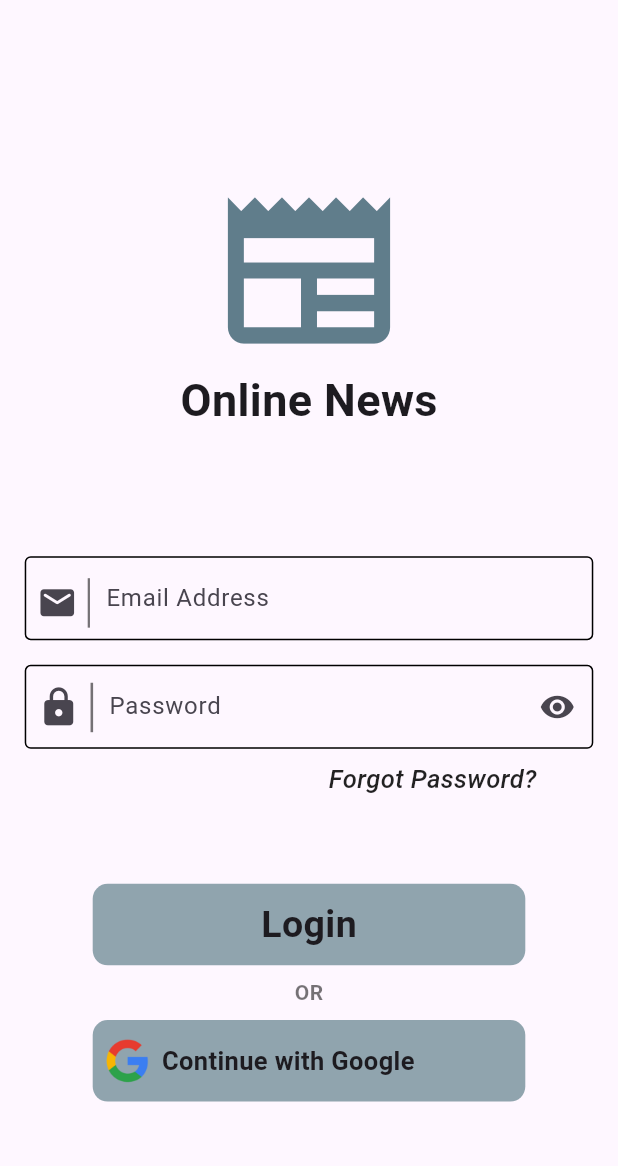
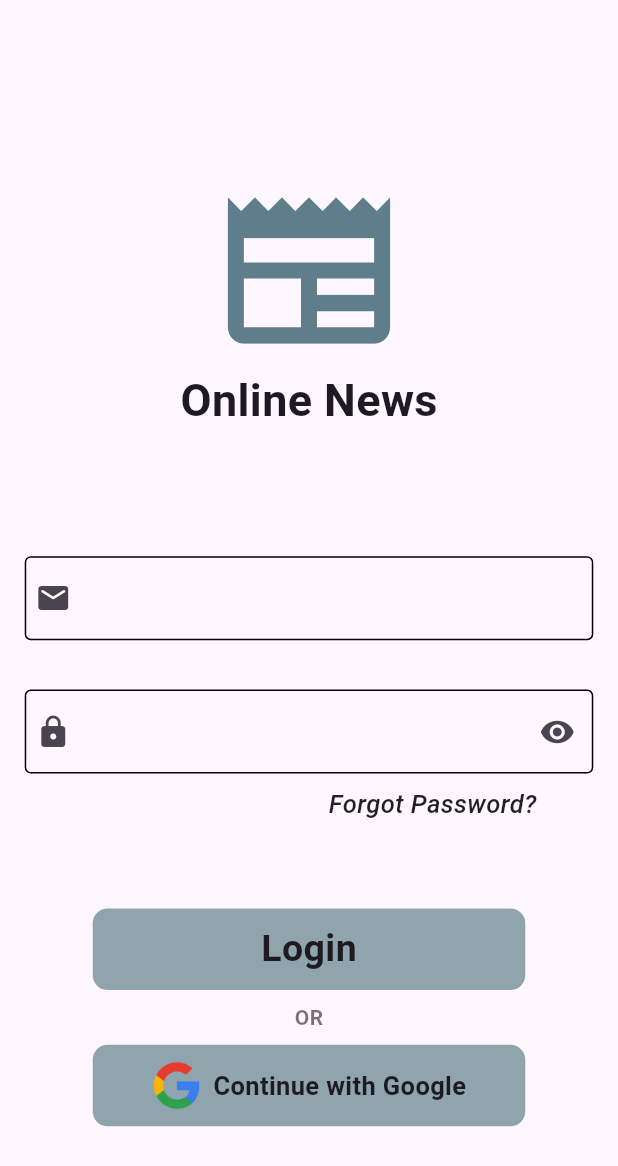
Before and after one commit to Rijan77/Online-News, a Flutter app: the screen it shows after launch, on a phone screen of 412 x 824 dp. Shown: the top 1166 px of the screen. Run offline on Flutter 3.47's test engine with Material 3 defaults, Android fonts, the phone set to English and light mode, and no system bars.

Commit message:
Fix dart issue

```diff
--- a/lib/counter_app/counter_button.dart
+++ /dev/null
@@ -1,51 +0,0 @@
-import 'package:flutter_bloc/flutter_bloc.dart';
-import 'package:flutter/material.dart';
-
-
-import 'counter_cubit.dart';
-import 'counter_display.dart';
-
-
-class CounterButton extends StatefulWidget {
-  const CounterButton({super.key});
-
-  @override
-  State<CounterButton> createState() => _CounterButtonState();
-}
-
-class _CounterButtonState extends State<CounterButton> {
-
-  @override
-  Widget build(BuildContext context) {
-
-    final counterCubit = context.read<CounterCubit>();
-
-    return Scaffold(
-      body: Center(
-        child: Column(
-          mainAxisAlignment: MainAxisAlignment.center,
-          children: [
-            BlocBuilder<CounterCubit, int>(builder: (context, count){
-              return Text("Counter: $count");
-
-            }),
-
-            ElevatedButton(onPressed: (){
-              counterCubit.increment();
-              Navigator.push(
-                context,
-                MaterialPageRoute(
-                  builder: (_) => BlocProvider.value(
-                    value: counterCubit,
-                    child: const CounterDisplay(),
-                  ),
-                ),
-              );
-            }
-                , child: const Text("Increase")),
-          ],
-        ),
-      ),
-    );
-  }
-}
--- a/lib/counter_app/counter_cubit.dart
+++ /dev/null
@@ -1,8 +0,0 @@
-import 'package:flutter_bloc/flutter_bloc.dart';
-
-class CounterCubit extends Cubit<int>{
-  CounterCubit() : super(0);
-
-  void increment()=> emit(state + 1);
-
-}
--- a/lib/counter_app/counter_display.dart
+++ /dev/null
@@ -1,24 +0,0 @@
-import 'package:flutter/material.dart';
-import 'package:flutter_bloc/flutter_bloc.dart';
-
-import 'counter_cubit.dart';
-
-class CounterDisplay extends StatefulWidget {
-  const CounterDisplay({super.key});
-
-  @override
-  State<CounterDisplay> createState() => _CounterDisplayState();
-}
-
-class _CounterDisplayState extends State<CounterDisplay> {
-  @override
-  Widget build(BuildContext context) {
-    return Scaffold(
-      body: Center(
-        child: BlocBuilder<CounterCubit, int>(builder: (context, count){
-          return Text("Counter: $count");
-        }),
-      ),
-    );
-  }
-}
--- a/lib/main.dart
+++ b/lib/main.dart
@@ -1,8 +1,7 @@
 import 'package:flutter/material.dart';
-import 'package:flutter_bloc/flutter_bloc.dart';
-import 'package:news_app/screens/login.dart';
+import 'package:news_app/presentation/views/login.dart';
 
-import 'counter_app/counter_cubit.dart';
+
 
 
 
@@ -16,11 +15,11 @@ class MyApp extends StatelessWidget {
   // This widget is the root of your application.
   @override
   Widget build(BuildContext context) {
-    return MaterialApp(
+    return const MaterialApp(
       debugShowCheckedModeBanner: false,
-      home: BlocProvider(
-        create: (_)=> CounterCubit(),
-        child: const Login(),),
-    );
+      // home: BlocProvider(
+      //   create: (_)=> CounterCubit(),
+      //   child:
+      home: Login());
   }
 }
--- /dev/null
+++ b/lib/presentation/views/login.dart
@@ -0,0 +1,84 @@
+
+import 'package:flutter/material.dart';
+import 'package:news_app/presentation/widgets/button_widget.dart';
+import 'package:news_app/presentation/widgets/text_field_widget.dart';
+
+class Login extends StatefulWidget {
+  const Login({super.key});
+
+  @override
+  State<Login> createState() => _LoginState();
+}
+
+class _LoginState extends State<Login> {
+  @override
+  Widget build(BuildContext context) {
+   final screenHeight = MediaQuery.of(context).size.height;
+   final screenWidth = MediaQuery.of(context).size.width;
+
+    return Scaffold(
+
+      body:  SingleChildScrollView(
+        child: Column(
+          children: [
+            Padding(
+              padding: EdgeInsets.only(top: screenHeight * 0.14),
+              child: const Center(child: Icon(Icons.newspaper_outlined, size: 130, color: Colors.blueGrey,), ),
+            ),
+            const Text("Online News", style: TextStyle(
+              fontSize: 30,
+              fontWeight: FontWeight.w600
+            ),),
+
+            SizedBox(height: screenHeight * 0.1,),
+            TextFieldWidget(
+              firstIcon: const Icon(Icons.email_rounded),
+
+                editingController: TextEditingController()),
+            SizedBox(height: screenHeight * 0.04,),
+            TextFieldWidget(
+              firstIcon: const Icon(Icons.lock),
+                lastIcon: const Icon(Icons.remove_red_eye_rounded),
+                editingController: TextEditingController()),
+            Padding(
+              padding:  EdgeInsets.only(left: screenWidth * 0.4, top: screenHeight * 0.01),
+              child: const Text("Forgot Password?", style: TextStyle(
+                fontSize: 17,
+                fontWeight: FontWeight.w500,
+                fontStyle: FontStyle.italic,
+                color: Colors.black87
+              ),),
+            ),
+
+
+            SizedBox(height: screenHeight* 0.07,),
+
+           const ButtonWidget(buttonText: "Login", styleText: TextStyle(
+             fontSize: 25,
+               fontWeight: FontWeight.w600,
+           ),),
+
+            SizedBox(height: screenHeight*0.01,),
+
+            const Text("OR", style: TextStyle(
+              color: Colors.black54,
+              fontWeight: FontWeight.w600
+            ),),
+
+            SizedBox(height: screenHeight*0.01,),
+
+            const ButtonWidget(buttonText: "Continue with Google", styleText: TextStyle(
+              fontSize: 17,
+              fontWeight: FontWeight.bold
+            ),
+              imagePath: ("Assets/googlelogo.png"),
+
+            )
+
+          ],
+        ),
+      ),
+
+    );
+  }
+}
--- /dev/null
+++ b/lib/presentation/widgets/button_widget.dart
@@ -0,0 +1,45 @@
+import 'package:flutter/material.dart';
+
+class ButtonWidget extends StatefulWidget {
+  const ButtonWidget({super.key, required this.buttonText, required this.styleText, this.imagePath});
+
+  final String buttonText;
+  final TextStyle styleText;
+  final String? imagePath;
+
+  @override
+  State<ButtonWidget> createState() => _ButtonWidgetState();
+}
+
+class _ButtonWidgetState extends State<ButtonWidget> {
+  get childText => null;
+
+
+  @override
+  Widget build(BuildContext context) {
+   final screenHeight = MediaQuery.of(context).size.height;
+   final screenWidth = MediaQuery.of(context).size.width;
+
+    return Container(
+      height: screenHeight * 0.066,
+      width: screenWidth * 0.7,
+      decoration: BoxDecoration(
+          borderRadius: BorderRadius.circular(10),
+          color: Colors.blueGrey.shade300
+      ),
+      child: Row(
+        mainAxisSize: MainAxisSize.min, // Wrap content only
+        mainAxisAlignment: MainAxisAlignment.center,
+        children: [
+
+          if (widget.imagePath != null) ...[
+            Image.asset(widget.imagePath!, height: screenHeight * 0.04,),
+            const SizedBox(width: 8),
+        ],
+          Text(widget.buttonText, style: widget.styleText
+          ),
+  ])
+
+    );
+  }
+}
--- /dev/null
+++ b/lib/presentation/widgets/text_field_widget.dart
@@ -0,0 +1,39 @@
+import 'package:flutter/material.dart';
+
+class TextFieldWidget extends StatelessWidget {
+  const TextFieldWidget({super.key, required this.editingController, required this.firstIcon, this.lastIcon});
+  final TextEditingController editingController;
+  final Icon firstIcon;
+  final Icon? lastIcon;
+
+
+  @override
+  Widget build(BuildContext context) {
+
+    final screenHeight = MediaQuery.of(context).size.height;
+    final screenWidth = MediaQuery.of(context).size.width;
+
+    return Padding(
+      padding:  EdgeInsets.symmetric(horizontal: screenWidth * 0.04),
+      child: TextField(
+        controller: editingController,
+        decoration: InputDecoration(
+          prefixIcon: Row(
+            mainAxisAlignment: MainAxisAlignment.center,
+            mainAxisSize: MainAxisSize.min,
+            children: [
+              firstIcon,
+              const VerticalDivider(
+                color: Colors.black,
+                thickness: 2,
+                width: 10,
+              ),
+            ],
+          ),
+          suffixIcon: lastIcon,
+          enabledBorder: const OutlineInputBorder(),
+        ),
+      ),
+    );
+  }
+}
--- a/lib/screens/login.dart
+++ /dev/null
@@ -1,162 +0,0 @@
-
-import 'package:flutter/material.dart';
-import 'package:font_awesome_flutter/font_awesome_flutter.dart';
-import 'package:news_app/screens/home.dart';
-
-class Login extends StatefulWidget {
-  const Login({super.key});
-
-  @override
-  State<Login> createState() => _LoginState();
-}
-
-class _LoginState extends State<Login> {
-  @override
-  Widget build(BuildContext context) {
-   final screenHeight = MediaQuery.of(context).size.height;
-   final screenWidth = MediaQuery.of(context).size.width;
-
-    return Scaffold(
-
-      body:  SingleChildScrollView(
-        child: Column(
-          children: [
-            Padding(
-              padding: EdgeInsets.only(top: screenHeight * 0.14),
-              child: const Center(child: Icon(Icons.newspaper_outlined, size: 130, color: Colors.blueGrey,), ),
-            ),
-            const Text("Online News", style: TextStyle(
-              fontSize: 30,
-              fontWeight: FontWeight.w600
-            ),),
-
-            Padding(
-              padding:  EdgeInsets.only(top: screenHeight * 0.1, left: screenWidth*0.04, right: screenWidth *0.04),
-              child: TextField(
-                decoration: InputDecoration(
-                  prefixIcon: Padding(
-                    padding:  EdgeInsets.only(top: screenHeight * 0.013, left: screenWidth * 0.02 ),
-                    child: Column(
-                      children: [
-                        Row(
-                          mainAxisSize: MainAxisSize.min,
-                          children: [
-                            const FaIcon(Icons.email_rounded, size: 27,),
-                            SizedBox(
-                              height:screenHeight * 0.04,
-                              child: const VerticalDivider(
-                                color: Colors.black54,
-                                thickness: 1.5,
-                                width: 15,
-                              ),
-                            )
-                          ],
-                        ),
-                      ],
-                    ),
-                  ),
-                  labelText: "Email Address",
-                  enabledBorder: const OutlineInputBorder(
-
-                  ),
-                  focusedBorder: const OutlineInputBorder( borderSide: BorderSide(color: Colors.blueGrey, width: 2)),
-                ),
-              ),
-            ),
-            Padding(
-              padding:  EdgeInsets.only(top: screenHeight * 0.02, left: screenWidth*0.04, right: screenWidth *0.04),
-              child: TextField(
-                decoration: InputDecoration(
-                  prefixIcon: Padding(
-                    padding:  EdgeInsets.only(top: screenHeight * 0.001, left: screenWidth* 0.02),
-                    child: Row(
-                      mainAxisSize: MainAxisSize.min,
-                      children: [
-                        const FaIcon(Icons.lock, size: 29,),
-                        SizedBox(
-                          height: screenHeight * 0.04,
-                          child: const VerticalDivider(
-                            color: Colors.black54,
-                            thickness: 1.7,
-                            width: 15,
-                          ),
-                        )
-                      ],
-                    ),
-                  ),
-                  suffixIcon: const FaIcon(Icons.remove_red_eye),
-                  labelText: "Password",
-                  enabledBorder: const OutlineInputBorder(
-
-                  ),
-                  focusedBorder: const OutlineInputBorder( borderSide: BorderSide(color: Colors.blueGrey, width: 2)),
-                ),
-              ),
-            ),
-
-            Padding(
-              padding:  EdgeInsets.only(left: screenWidth * 0.4, top: screenHeight * 0.01),
-              child: const Text("Forgot Password?", style: TextStyle(
-                fontSize: 17,
-                fontWeight: FontWeight.w500,
-                fontStyle: FontStyle.italic,
-                color: Colors.black87
-              ),),
-            ),
-
-
-            SizedBox(height: screenHeight* 0.07,),
-
-           InkWell(
-             onTap: (){
-               Navigator.push(context, MaterialPageRoute(builder: (context)=> const Home()));
-             },
-             child: Container(
-               height: screenHeight * 0.066,
-               width: screenWidth * 0.7,
-               decoration: BoxDecoration(
-                 borderRadius: BorderRadius.circular(10),
-                 color: Colors.blueGrey.shade300
-               ),
-               child:  const Center(child: Text("Login", style: TextStyle(
-                 fontSize: 25,
-                 fontWeight: FontWeight.w600
-               ),)),
-             ),
-           ),
-            SizedBox(height: screenHeight*0.01,),
-
-            const Text("OR", style: TextStyle(
-              color: Colors.black54,
-              fontWeight: FontWeight.w600
-            ),),
-
-            SizedBox(height: screenHeight*0.01,),
-
-            Container(
-              height: screenHeight * 0.066,
-              width: screenWidth * 0.7,
-              decoration: BoxDecoration(
-                  color: Colors.blueGrey.shade300,
-                borderRadius: BorderRadius.circular(10)
-              ),
-              child:  Center(child: Row(
-                children: [
-                  Padding(
-                    padding: const EdgeInsets.all(8.0),
-                    child: Image.asset("Assets/googlelogo.png", width: 30,)
-                  ),
-                  const Text("Continue with Google", style: TextStyle(
-                      fontSize: 17,
-                      fontWeight: FontWeight.bold
-                  ),),
-                ],
-              )),
-            ),
-          ],
-        ),
-      ),
-
-    );
-  }
-}
```
Also changed, not shown: lib/presentation/views/home.dart (renamed from lib/screens/home.dart).
